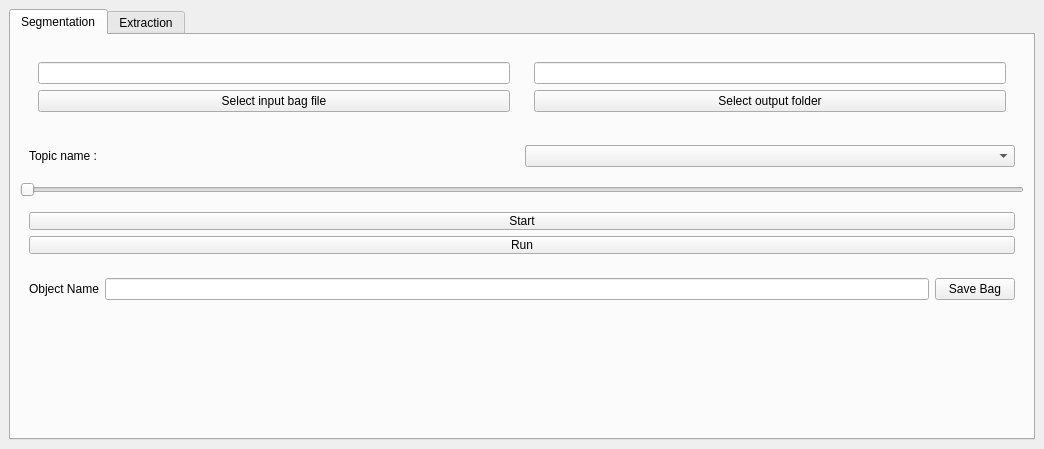
Qt form rqt_manage_bag/resource/mainwindow.ui (sonia-auv/rqt_sonia_plugins) before a commit.
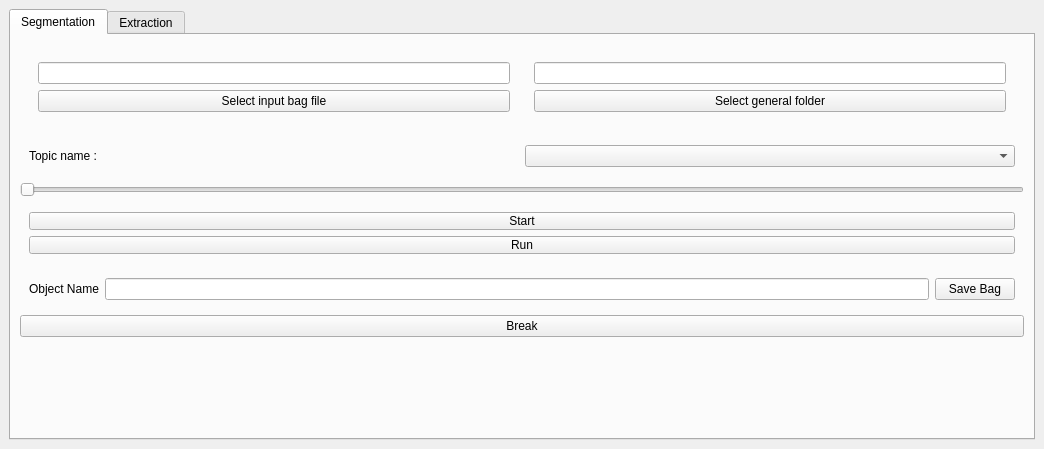
The same form after that commit.

The edit to the form file:
```diff
--- a/rqt_manage_bag/resource/mainwindow.ui
+++ b/rqt_manage_bag/resource/mainwindow.ui
@@ -59,7 +59,7 @@
               <item>
                <widget class="QPushButton" name="selectOuputFolder">
                 <property name="text">
-                 <string>Select output folder</string>
+                 <string>Select general folder</string>
                 </property>
                </widget>
               </item>
@@ -159,6 +159,13 @@
           </layout>
          </widget>
         </item>
+        <item>
+         <widget class="QPushButton" name="breakButton">
+          <property name="text">
+           <string>Break</string>
+          </property>
+         </widget>
+        </item>
         <item>
          <spacer name="verticalSpacer">
           <property name="orientation">
```
